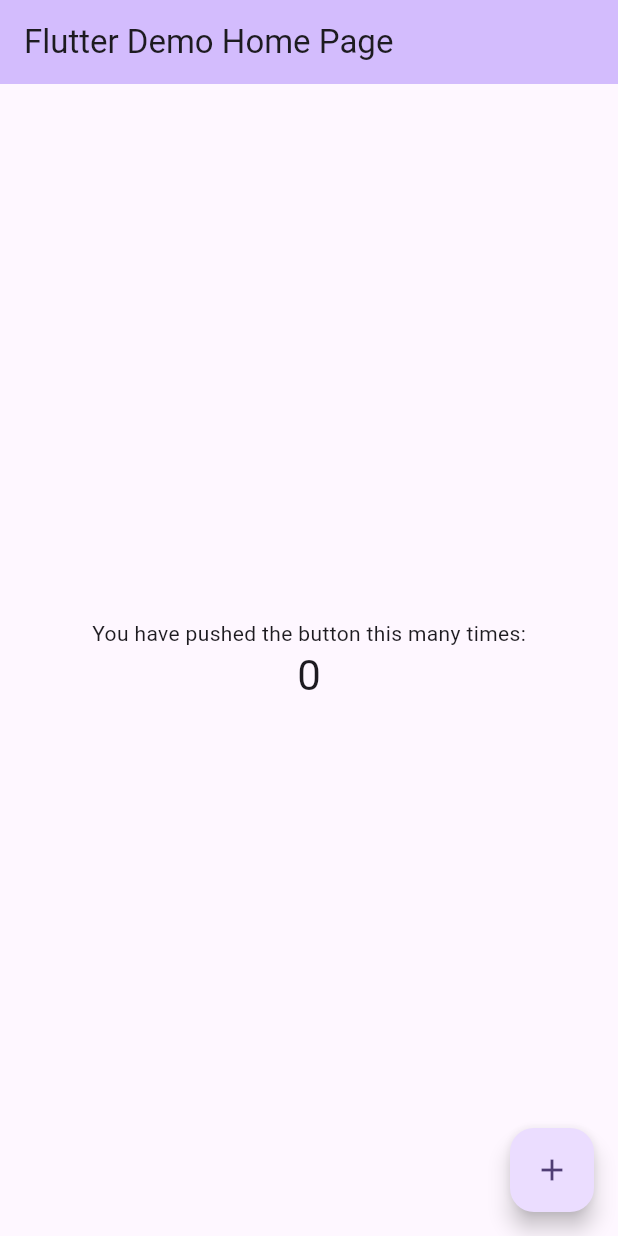
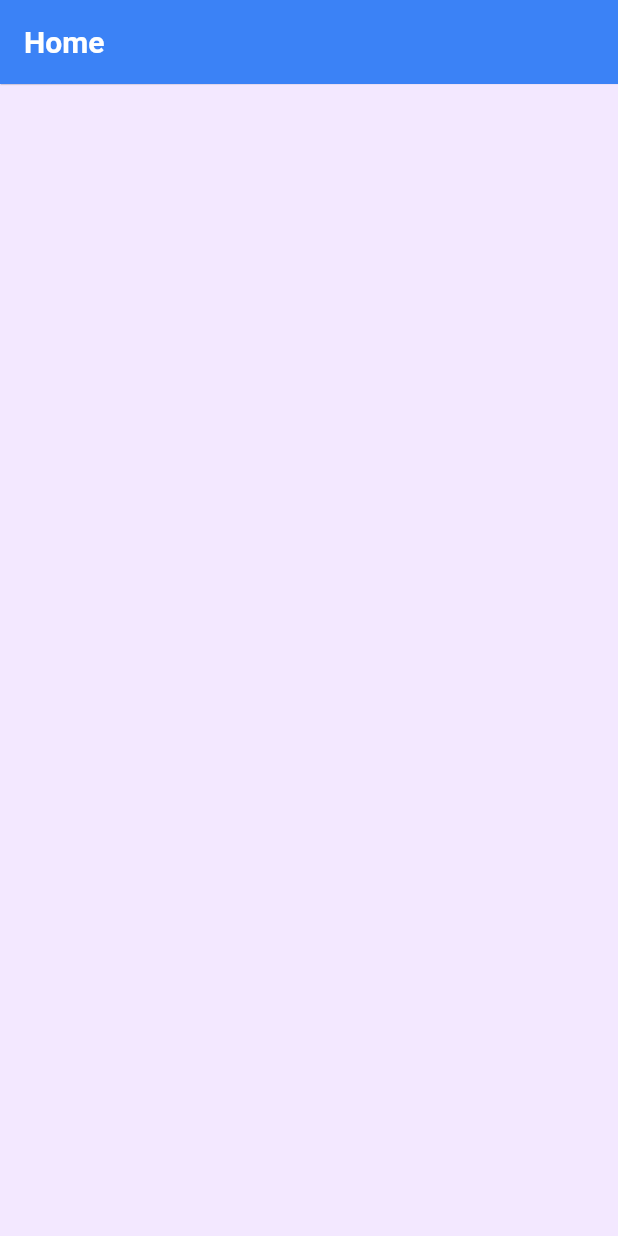
Before and after one commit to asment97/majestic_assessment, a Flutter app: the screen it shows after launch, on a phone screen of 412 x 824 dp. Run offline on Flutter 3.47's test engine with Material 2 defaults, Android fonts, the light colour scheme and no system bars; our stand-ins replace hooks_riverpod.

Commit message:
[] (asment) Setup project base

```diff
--- /dev/null
+++ b/lib/app.dart
@@ -0,0 +1,23 @@
+import 'package:flutter/material.dart';
+import 'package:hooks_riverpod/hooks_riverpod.dart';
+import 'package:majestic_assessment/core/providers/app_provider.dart';
+import 'package:majestic_assessment/core/themes/theme.dart';
+
+class MyApp extends HookConsumerWidget {
+  const MyApp({Key? key}) : super(key: key);
+
+  // This widget is the root of your application.
+  @override
+  Widget build(BuildContext context, WidgetRef ref) {
+    return MaterialApp(
+      builder: (context, child) => child!,
+      title: 'Majestic Assessment',
+      debugShowCheckedModeBanner: false,
+      theme: AppThemes.lightTheme,
+      initialRoute: Routes.root,
+      onGenerateRoute: (settings) {
+        return routes[settings.name]!(settings.arguments ?? '');
+      },
+    );
+  }
+}
--- /dev/null
+++ b/lib/core/constants/custom_colors.dart
@@ -0,0 +1,24 @@
+import 'package:flutter/material.dart';
+
+class CustomColors {
+  /// Colors from Tailwind CSS
+  ///
+  /// https://tailwindcss.com/docs/customizing-colors
+  static const MaterialColor primarySwatch =
+      MaterialColor(0xFF3b82f6, <int, Color>{
+    50: Color(0xFFeff6ff),
+    100: Color(0xFFdbeafe),
+    200: Color(0xFFbfdbfe),
+    300: Color(0xFF93c5fd),
+    400: Color(0xFF60a5fa),
+    500: Color(0xFF3b82f6),
+    600: Color(0xFF2563eb),
+    700: Color(0xFF1d4ed8),
+    800: Color(0xFF1e40af),
+    900: Color(0xFF1e3a8a),
+  });
+
+  static const Color bgColor = Color(0xFFf3e8ff);
+  static const Color primaryColor = Color(0xFF3b82f6);
+  static const Color secondaryColor = Color(0xFFa855f7);
+}
--- /dev/null
+++ b/lib/core/providers/app_provider.dart
@@ -0,0 +1,15 @@
+import 'package:flutter/material.dart';
+import 'package:majestic_assessment/screens/home/home.dart';
+
+Map<String, PageRoute<dynamic> Function(Object)> routes = {
+  Routes.root: (Object params) => MaterialPageRoute(
+        settings: const RouteSettings(name: Routes.root),
+        builder: (context) => const HomePage(),
+      ),
+};
+
+class Routes {
+  Routes._();
+
+  static const root = '/';
+}
--- /dev/null
+++ b/lib/core/themes/theme.dart
@@ -0,0 +1,42 @@
+import 'package:flutter/material.dart';
+import 'package:flutter/services.dart';
+import 'package:majestic_assessment/core/constants/custom_colors.dart';
+
+class AppThemes {
+  static final lightTheme = ThemeData(
+    primarySwatch: CustomColors.primarySwatch,
+    brightness: Brightness.light,
+    scaffoldBackgroundColor: CustomColors.bgColor,
+    colorScheme: const ColorScheme(
+      brightness: Brightness.light,
+      primary: CustomColors.primaryColor,
+      onPrimary: Colors.white,
+      secondary: CustomColors.secondaryColor,
+      onSecondary: Colors.white,
+      error: Colors.red,
+      onError: Colors.white,
+      background: CustomColors.bgColor,
+      onBackground: CustomColors.primaryColor,
+      surface: Colors.white,
+      onSurface: Colors.black,
+    ),
+    cardColor: Colors.white,
+    appBarTheme: const AppBarTheme(
+      iconTheme: IconThemeData(
+        color: Colors.white,
+      ),
+      backgroundColor: CustomColors.primaryColor,
+      titleTextStyle: TextStyle(
+        fontSize: 20,
+        fontWeight: FontWeight.w600,
+        color: Colors.white,
+      ),
+      elevation: 0.3,
+      systemOverlayStyle: SystemUiOverlayStyle(
+        statusBarColor: Colors.white,
+        statusBarBrightness: Brightness.light,
+        statusBarIconBrightness: Brightness.dark,
+      ),
+    ),
+  );
+}
--- a/lib/main.dart
+++ b/lib/main.dart
@@ -1,125 +1,14 @@
 import 'package:flutter/material.dart';
+import 'package:hooks_riverpod/hooks_riverpod.dart';
+import 'package:majestic_assessment/app.dart';
 
 void main() {
-  runApp(const MyApp());
+  // Plugins must be initialized before using
+  WidgetsFlutterBinding.ensureInitialized();
+
+  runApp(
+    const ProviderScope(
+      child: MyApp(),
+    ),
+  );
 }
-
-class MyApp extends StatelessWidget {
-  const MyApp({super.key});
-
-  // This widget is the root of your application.
-  @override
-  Widget build(BuildContext context) {
-    return MaterialApp(
-      title: 'Flutter Demo',
-      theme: ThemeData(
-        // This is the theme of your application.
-        //
-        // TRY THIS: Try running your application with "flutter run". You'll see
-        // the application has a blue toolbar. Then, without quitting the app,
-        // try changing the seedColor in the colorScheme below to Colors.green
-        // and then invoke "hot reload" (save your changes or press the "hot
-        // reload" button in a Flutter-supported IDE, or press "r" if you used
-        // the command line to start the app).
-        //
-        // Notice that the counter didn't reset back to zero; the application
-        // state is not lost during the reload. To reset the state, use hot
-        // restart instead.
-        //
-        // This works for code too, not just values: Most code changes can be
-        // tested with just a hot reload.
-        colorScheme: ColorScheme.fromSeed(seedColor: Colors.deepPurple),
-        useMaterial3: true,
-      ),
-      home: const MyHomePage(title: 'Flutter Demo Home Page'),
-    );
-  }
-}
-
-class MyHomePage extends StatefulWidget {
-  const MyHomePage({super.key, required this.title});
-
-  // This widget is the home page of your application. It is stateful, meaning
-  // that it has a State object (defined below) that contains fields that affect
-  // how it looks.
-
-  // This class is the configuration for the state. It holds the values (in this
-  // case the title) provided by the parent (in this case the App widget) and
-  // used by the build method of the State. Fields in a Widget subclass are
-  // always marked "final".
-
-  final String title;
-
-  @override
-  State<MyHomePage> createState() => _MyHomePageState();
-}
-
-class _MyHomePageState extends State<MyHomePage> {
-  int _counter = 0;
-
-  void _incrementCounter() {
-    setState(() {
-      // This call to setState tells the Flutter framework that something has
-      // changed in this State, which causes it to rerun the build method below
-      // so that the display can reflect the updated values. If we changed
-      // _counter without calling setState(), then the build method would not be
-      // called again, and so nothing would appear to happen.
-      _counter++;
-    });
-  }
-
-  @override
-  Widget build(BuildContext context) {
-    // This method is rerun every time setState is called, for instance as done
-    // by the _incrementCounter method above.
-    //
-    // The Flutter framework has been optimized to make rerunning build methods
-    // fast, so that you can just rebuild anything that needs updating rather
-    // than having to individually change instances of widgets.
-    return Scaffold(
-      appBar: AppBar(
-        // TRY THIS: Try changing the color here to a specific color (to
-        // Colors.amber, perhaps?) and trigger a hot reload to see the AppBar
-        // change color while the other colors stay the same.
-        backgroundColor: Theme.of(context).colorScheme.inversePrimary,
-        // Here we take the value from the MyHomePage object that was created by
-        // the App.build method, and use it to set our appbar title.
-        title: Text(widget.title),
-      ),
-      body: Center(
-        // Center is a layout widget. It takes a single child and positions it
-        // in the middle of the parent.
-        child: Column(
-          // Column is also a layout widget. It takes a list of children and
-          // arranges them vertically. By default, it sizes itself to fit its
-          // children horizontally, and tries to be as tall as its parent.
-          //
-          // Column has various properties to control how it sizes itself and
-          // how it positions its children. Here we use mainAxisAlignment to
-          // center the children vertically; the main axis here is the vertical
-          // axis because Columns are vertical (the cross axis would be
-          // horizontal).
-          //
-          // TRY THIS: Invoke "debug painting" (choose the "Toggle Debug Paint"
-          // action in the IDE, or press "p" in the console), to see the
-          // wireframe for each widget.
-          mainAxisAlignment: MainAxisAlignment.center,
-          children: <Widget>[
-            const Text(
-              'You have pushed the button this many times:',
-            ),
-            Text(
-              '$_counter',
-              style: Theme.of(context).textTheme.headlineMedium,
-            ),
-          ],
-        ),
-      ),
-      floatingActionButton: FloatingActionButton(
-        onPressed: _incrementCounter,
-        tooltip: 'Increment',
-        child: const Icon(Icons.add),
-      ), // This trailing comma makes auto-formatting nicer for build methods.
-    );
-  }
-}
--- /dev/null
+++ b/lib/screens/home/home.dart
@@ -0,0 +1,14 @@
+import 'package:flutter/material.dart';
+
+class HomePage extends StatelessWidget {
+  const HomePage({Key? key}) : super(key: key);
+
+  @override
+  Widget build(BuildContext context) {
+    return Scaffold(
+      appBar: AppBar(
+        title: const Text("Home"),
+      ),
+    );
+  }
+}
```
Also changed, not shown: pubspec.yaml (+11 -20 lines), pubspec.lock, 1 other file.
